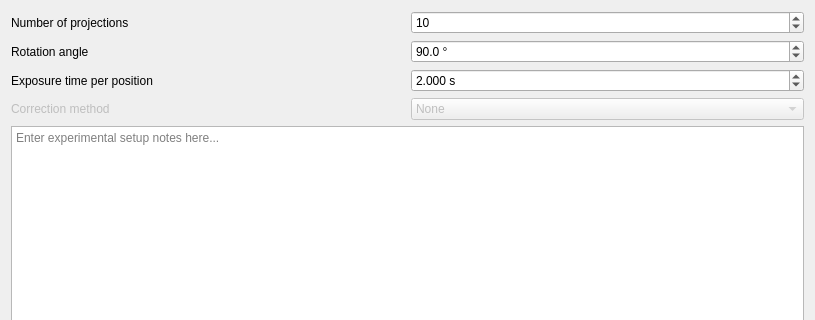
This is SpidrMpx3Eq/qcstmct.ui in navrit/dexter as Qt 5 draws it before an edit; both pictures show x 0 to 815 and y 0 to 320 of the 815 by 538 pixel window. The edited form follows.
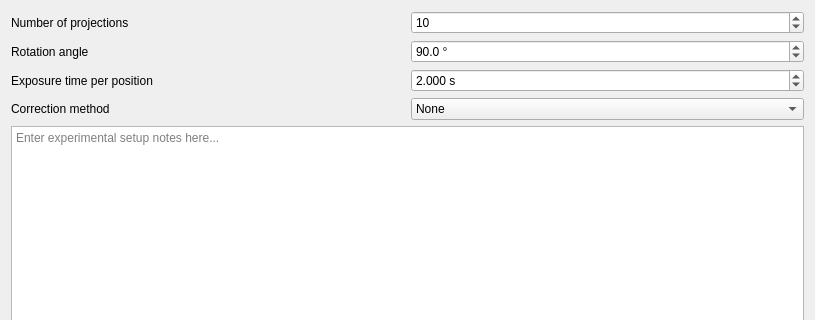
This is the edited form.

Commit message: Tab order corrections

Diff of the .ui file:
```diff
--- a/SpidrMpx3Eq/qcstmct.ui
+++ b/SpidrMpx3Eq/qcstmct.ui
@@ -45,7 +45,7 @@
          <item row="4" column="1">
           <widget class="QLabel" name="label_6">
            <property name="enabled">
-            <bool>false</bool>
+            <bool>true</bool>
            </property>
            <property name="text">
             <string>Correction method</string>
@@ -55,7 +55,7 @@
          <item row="4" column="2">
           <widget class="QComboBox" name="comboBox">
            <property name="enabled">
-            <bool>false</bool>
+            <bool>true</bool>
            </property>
            <item>
             <property name="text">
```
Left out of the diff: 10 changed lines with no effect on the pictures. The commit also changes 4 other files.
